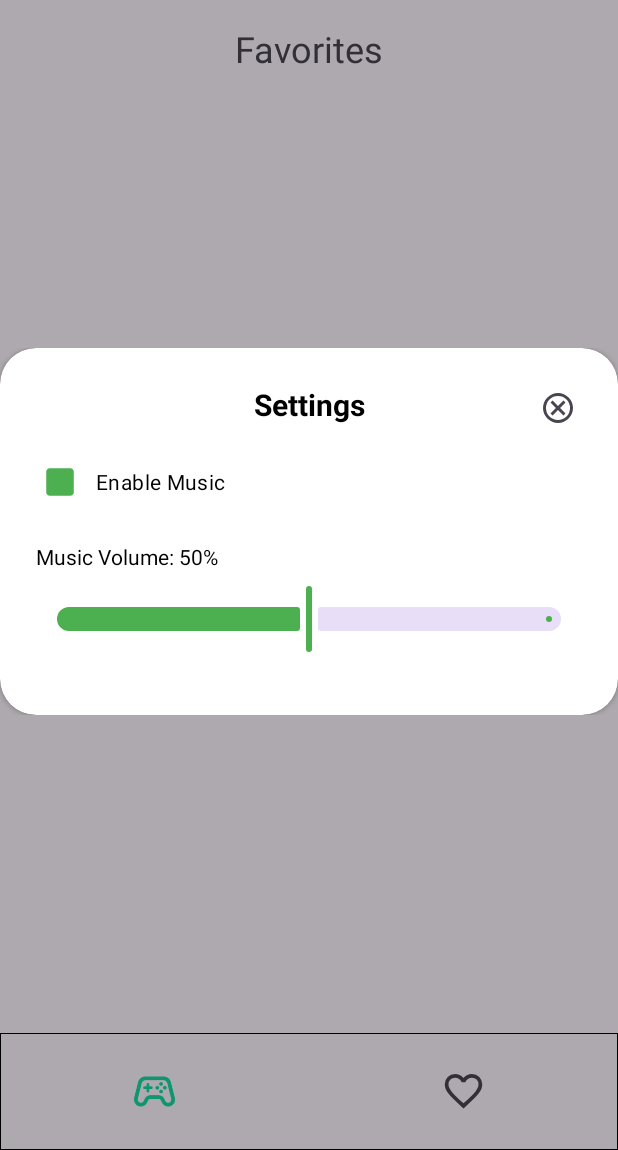
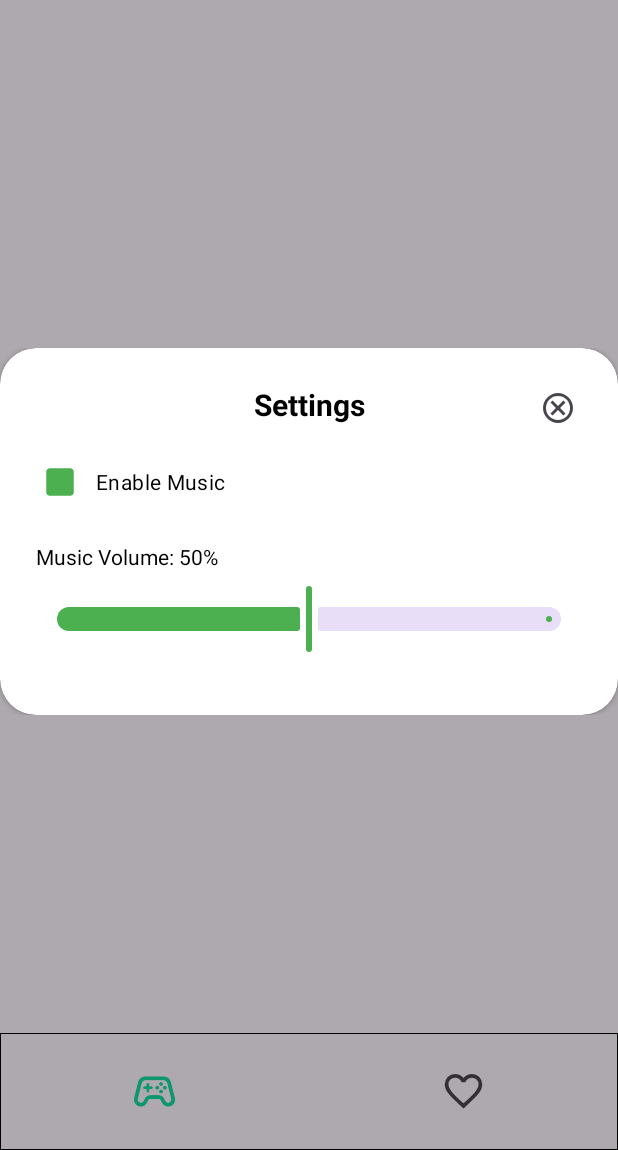
Before and after one commit to kingzainab/Gamebox-Application, an Android app: the fragment FavouriteFragment placed in its activity, after a tap on "Settings Icon", on a phone screen of 412 x 824 dp, the part 86-1236 px from its top. Run offline under Robolectric (Android 15) with nearby library versions, the phone set to English and light mode, and no system bars; our stand-ins replace CircleImageView.

Commit message:
favourites section added

```diff
--- a/app/src/main/java/com/zsinnovations/gamebox/ui/mainscreen/FavouriteFragment.java
+++ b/app/src/main/java/com/zsinnovations/gamebox/ui/mainscreen/FavouriteFragment.java
@@ -1,17 +1,85 @@
 package com.zsinnovations.gamebox.ui.mainscreen;
 
+import android.annotation.SuppressLint;
 import android.os.Bundle;
 import android.view.LayoutInflater;
 import android.view.View;
 import android.view.ViewGroup;
+import android.widget.GridView;
+import android.widget.ListView;
+import android.widget.TextView;
 
 import androidx.fragment.app.Fragment;
 
 import com.zsinnovations.gamebox.R;
+import com.zsinnovations.gamebox.adapters.GameAdapter;
+import com.zsinnovations.gamebox.utils.FavoritesManager;
+
+import java.util.List;
 
 public class FavouriteFragment extends Fragment {
+    private GridView gridView;
+    private TextView emptyView;
+    private FavoritesManager favoritesManager;
+
+    @SuppressLint("MissingInflatedId")
     @Override
     public View onCreateView(LayoutInflater inflater, ViewGroup container, Bundle savedInstanceState) {
-        return inflater.inflate(R.layout.fragment_favourite, container, false);
+        View view = inflater.inflate(R.layout.fragment_favourite, container, false);
+
+        gridView = view.findViewById(R.id.gameGridView);
+        emptyView = view.findViewById(R.id.emptyFavouritesView);
+        favoritesManager = FavoritesManager.getInstance(requireContext());
+
+        updateFavoritesList();
+
+        return view;
+    }
+
+    @Override
+    public void onResume() {
+        super.onResume();
+        updateFavoritesList();
+    }
+
+    private void updateFavoritesList() {
+        List<String> favoriteGames = favoritesManager.getFavoriteGames();
+
+        if (favoriteGames.isEmpty()) {
+            gridView.setVisibility(View.GONE);
+            emptyView.setVisibility(View.VISIBLE);
+        } else {
+            gridView.setVisibility(View.VISIBLE);
+            emptyView.setVisibility(View.GONE);
+
+            String[] gameNames = favoriteGames.toArray(new String[0]);
+            int[] gameImages = new int[gameNames.length];
+
+            for (int i = 0; i < gameNames.length; i++) {
+                gameImages[i] = getGameImageResource(gameNames[i]);
+            }
+
+            GameAdapter adapter = new GameAdapter(requireContext(), gameNames, gameImages);
+            gridView.setAdapter(adapter);
+        }
+    }
+
+    private int getGameImageResource(String gameName) {
+        switch (gameName) {
+            case "Game 1":
+                return R.drawable.a;
+            case "Game 2":
+                return R.drawable.b;
+            case "Game 3":
+                return R.drawable.c;
+            case "Game 4":
+                return R.drawable.d;
+//            case "Matching Cards":
+//                return R.drawable.amatch;
+////            case "Puzzle":
+////                return R.drawable.apuzzle;
+            default:
+                return R.drawable.default_game; // Make sure you have a default image
+        }
     }
 }
--- a/app/src/main/res/layout/fragment_favourite.xml
+++ b/app/src/main/res/layout/fragment_favourite.xml
@@ -1,16 +1,41 @@
-<androidx.constraintlayout.widget.ConstraintLayout xmlns:android="http://schemas.android.com/apk/res/android"
+<?xml version="1.0" encoding="utf-8"?>
+<androidx.constraintlayout.widget.ConstraintLayout
+    xmlns:android="http://schemas.android.com/apk/res/android"
+    xmlns:app="http://schemas.android.com/apk/res-auto"
     xmlns:tools="http://schemas.android.com/tools"
     android:layout_width="match_parent"
     android:layout_height="match_parent"
-    xmlns:app="http://schemas.android.com/apk/res-auto">
+
+    android:padding="16dp"
+    android:gravity="center"
+    tools:context=".ui.mainscreen.game">
+
+    <GridView
+        android:id="@+id/gameGridView"
+        android:layout_width="match_parent"
+        android:layout_height="match_parent"
+        android:horizontalSpacing="0dp"
+        android:verticalSpacing="16dp"
+        android:numColumns="1"
+        android:padding="8dp"
+        android:clipToPadding="false"
+        android:stretchMode="columnWidth"
+        android:gravity="center"
+        app:layout_constraintTop_toTopOf="parent"
+        app:layout_constraintBottom_toBottomOf="parent"
+        app:layout_constraintStart_toStartOf="parent"
+        app:layout_constraintEnd_toEndOf="parent" />
 
     <TextView
-        android:id="@+id/favoritesTitle"
+        android:id="@+id/emptyFavouritesView"
         android:layout_width="wrap_content"
         android:layout_height="wrap_content"
-        android:text="Favorites"
-        android:textSize="24sp"
+        android:text="No favorite games yet"
+        android:textSize="18sp"
+        android:visibility="gone"
+        android:gravity="center"
         app:layout_constraintTop_toTopOf="parent"
+        app:layout_constraintBottom_toBottomOf="parent"
         app:layout_constraintStart_toStartOf="parent"
         app:layout_constraintEnd_toEndOf="parent" />
 
```
Also changed, not shown: app/src/main/java/com/zsinnovations/gamebox/utils/FavoritesManager.java (added, +61 -0 lines), app/src/main/res/layout/grid_item_favourite.xml (added, +79 -0 lines).
